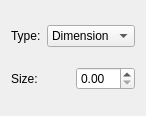
The window that src/Mod/PartDesign/Gui/TaskPocketParameters.ui (berndhahnebach/All_FreeCAD) describes before a commit, drawn with Qt 5.
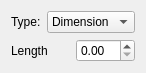
The same window after the commit.

Patch:
```diff
--- a/src/Mod/PartDesign/Gui/TaskPocketParameters.ui
+++ b/src/Mod/PartDesign/Gui/TaskPocketParameters.ui
@@ -7,7 +7,7 @@
     <x>0</x>
     <y>0</y>
     <width>137</width>
-    <height>116</height>
+    <height>68</height>
    </rect>
   </property>
   <property name="windowTitle">
@@ -49,7 +49,7 @@
      <item>
       <widget class="QLabel" name="label">
        <property name="text">
-        <string>Size:</string>
+        <string>Length</string>
        </property>
       </widget>
      </item>
```
Left out of the diff: 10 changed lines with no effect on the pictures.
